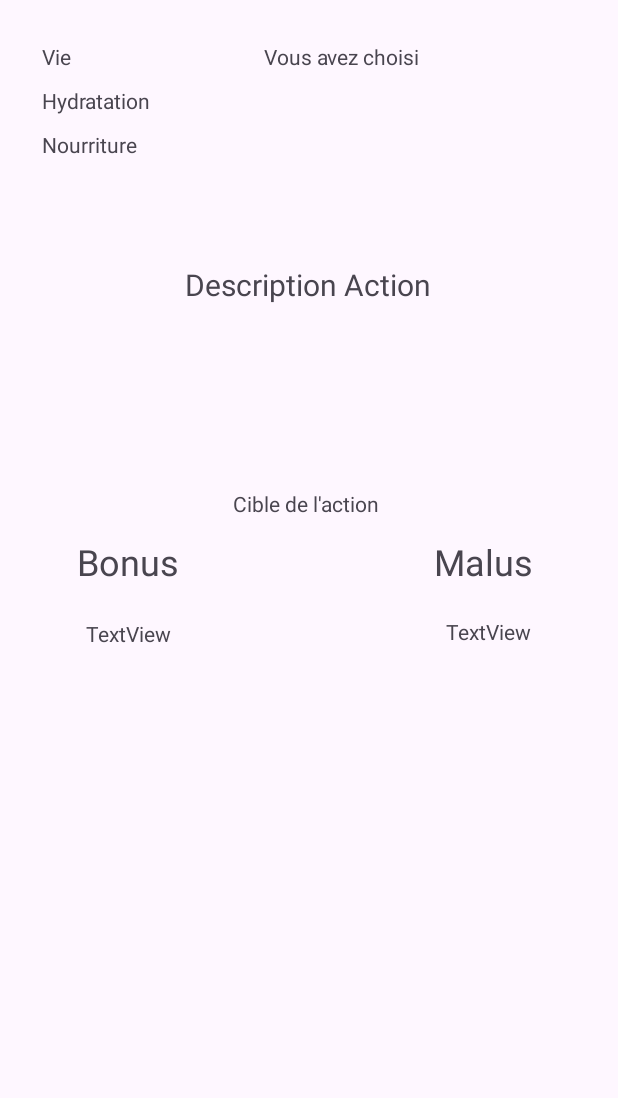
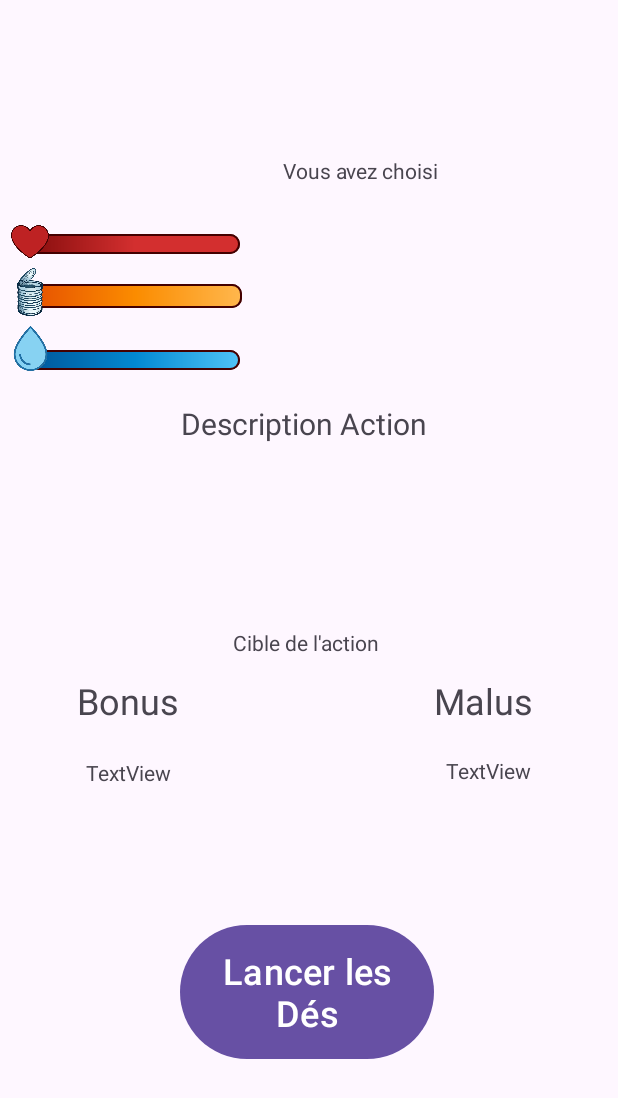
Before and after one commit to MarhadourM/Apocalypse, an Android app: the layout action_view.xml on its own in the app's theme, with its tools: preview values and no code run, on a phone screen of 412 x 824 dp. Shown: the top 1098 px of the screen. Run offline under Robolectric (Android 15) with nearby library versions, the phone set to English and light mode, and no system bars.

Commit message:
suppression des log de sauvgarde + Dernière barre de vie dans le lancer view

```diff
--- a/app/src/main/java/com/example/apocalypse/Game/Sauvgarde.kt
+++ b/app/src/main/java/com/example/apocalypse/Game/Sauvgarde.kt
@@ -11,7 +11,6 @@ object Sauvgarde {
     fun setSauvJoueurNom(context: Context,nom: String){
         val preferences = PreferenceManager.getDefaultSharedPreferences(context)
         val editor  =  preferences.edit()
-
         editor.putString("name", nom)
         editor.apply()
     }
@@ -27,7 +26,6 @@ object Sauvgarde {
     }
 
     fun addSauvNbParties(context: Context){
-        Log.i("sauv","paser dans addSauvNbPartie")
         val preferences = PreferenceManager.getDefaultSharedPreferences(context)
         val editor  =  preferences.edit()
         if(!preferences.contains("nbParties")){
@@ -39,7 +37,6 @@ object Sauvgarde {
     }
 
     fun getSauvNbPartie(context: Context):Int{
-        Log.i("sauv","paser dans getSauvNbPartie")
         val preferences = PreferenceManager.getDefaultSharedPreferences(context)
         val nb = preferences.getInt("nbParties", 0)
         return nb
--- a/app/src/main/java/com/example/apocalypse/LancerDesSensor.kt
+++ b/app/src/main/java/com/example/apocalypse/LancerDesSensor.kt
@@ -62,9 +62,9 @@ class LancerDesSensor : BaseActivity(), SensorEventListener {
 
 
         // init attributs joueur
-        tvPtsVie = findViewById(R.id.tvPtsVie3)
-        tvPtsHydra = findViewById(R.id.tvPtsHydra3)
-        tvPtsSasiete = findViewById(R.id.tvPtsSasiete3)
+        tvPtsVie = findViewById(R.id.progressBarVie4)
+        tvPtsHydra = findViewById(R.id.progressBarHydra4)
+        tvPtsSasiete = findViewById(R.id.progressBarSatiete4)
 
         //init Dés
         imageViewDe1 = findViewById(R.id.ivDe1)
--- a/app/src/main/res/layout/action_view.xml
+++ b/app/src/main/res/layout/action_view.xml
@@ -6,43 +6,88 @@
     android:layout_width="match_parent"
     android:layout_height="match_parent">
 
-    <TextView
-        android:id="@+id/tvPtsVie2"
-        android:layout_width="wrap_content"
-        android:layout_height="wrap_content"
-        android:layout_marginStart="28dp"
-        android:layout_marginTop="28dp"
-        android:text="Vie"
+    <ProgressBar
+        android:id="@+id/progressBarVie3"
+        style="?android:attr/progressBarStyleHorizontal"
+        android:layout_width="140dp"
+        android:layout_height="13dp"
+        android:layout_marginStart="20dp"
+        android:layout_marginTop="156dp"
+        android:background="@drawable/progress_background"
+        android:max="120"
+        android:min="0"
+        android:progress="120"
+        android:progressDrawable="@drawable/progress_vie"
         app:layout_constraintStart_toStartOf="parent"
         app:layout_constraintTop_toTopOf="parent" />
 
-    <TextView
-        android:id="@+id/tvPtsHydra2"
-        android:layout_width="wrap_content"
-        android:layout_height="wrap_content"
-        android:layout_marginTop="10dp"
-        android:text="Hydratation"
-        app:layout_constraintStart_toStartOf="@+id/tvPtsVie2"
-        app:layout_constraintTop_toBottomOf="@+id/tvPtsVie2" />
+    <ProgressBar
+        android:id="@+id/progressBarSatiete3"
+        style="?android:attr/progressBarStyleHorizontal"
+        android:layout_width="141dp"
+        android:layout_height="16dp"
+        android:layout_marginStart="20dp"
+        android:layout_marginTop="20dp"
+        android:background="@drawable/progress_background"
+        android:max="120"
+        android:min="0"
+        android:progress="120"
+        android:progressDrawable="@drawable/progress_satiete"
+        app:layout_constraintStart_toStartOf="parent"
+        app:layout_constraintTop_toBottomOf="@+id/progressBarVie3" />
 
-    <TextView
-        android:id="@+id/tvPtsSasiete2"
-        android:layout_width="wrap_content"
-        android:layout_height="wrap_content"
-        android:layout_marginTop="10dp"
-        android:text="Nourriture"
-        app:layout_constraintStart_toStartOf="@+id/tvPtsHydra2"
-        app:layout_constraintTop_toBottomOf="@+id/tvPtsHydra2" />
+
+    <ImageView
+        android:id="@+id/conserve3"
+        android:layout_width="40dp"
+        android:layout_height="40dp"
+        android:layout_marginTop="5dp"
+        app:layout_constraintStart_toStartOf="parent"
+        app:layout_constraintTop_toBottomOf="@+id/progressBarVie3"
+        app:srcCompat="@drawable/conserve" />
+
+    <ProgressBar
+        android:id="@+id/progressBarHydra3"
+        style="?android:attr/progressBarStyleHorizontal"
+        android:layout_width="140dp"
+        android:layout_height="13dp"
+        android:layout_marginStart="20dp"
+        android:layout_marginTop="64dp"
+        android:background="@drawable/progress_background"
+        android:max="120"
+        android:min="0"
+        android:progress="120"
+        android:progressDrawable="@drawable/progress_hydra"
+        app:layout_constraintStart_toStartOf="parent"
+        app:layout_constraintTop_toBottomOf="@+id/progressBarVie3" />
+    <ImageView
+        android:id="@+id/goutte3"
+        android:layout_width="30dp"
+        android:layout_height="30dp"
+        android:layout_marginStart="5dp"
+        android:layout_marginTop="12dp"
+        app:layout_constraintStart_toStartOf="parent"
+        app:layout_constraintTop_toBottomOf="@+id/progressBarSatiete3"
+        app:srcCompat="@drawable/goutte" />
+
+    <ImageView
+        android:id="@+id/coeur3"
+        android:layout_width="40dp"
+        android:layout_height="40dp"
+        android:layout_marginTop="140dp"
+        app:layout_constraintStart_toStartOf="parent"
+        app:layout_constraintTop_toTopOf="parent"
+        app:srcCompat="@drawable/coeur" />
 
     <Button
         android:id="@+id/buttonLancerDes"
         android:layout_width="169dp"
         android:layout_height="97dp"
         android:layout_marginStart="120dp"
-        android:layout_marginTop="348dp"
+        android:layout_marginTop="250dp"
         android:text="Lancer les Dés"
         android:textSize="24sp"
-        android:visibility="gone"
+        android:visibility="visible"
         app:layout_constraintStart_toStartOf="parent"
         app:layout_constraintTop_toBottomOf="@+id/tvDescriptionAction" />
 
@@ -50,10 +95,10 @@
         android:id="@+id/tvChoixCarteBonus"
         android:layout_width="220dp"
         android:layout_height="63dp"
-        android:layout_marginTop="28dp"
+        android:layout_marginTop="104dp"
         android:text="Vous avez choisi "
         app:layout_constraintEnd_toEndOf="parent"
-        app:layout_constraintHorizontal_bias="0.916"
+        app:layout_constraintHorizontal_bias="0.984"
         app:layout_constraintStart_toStartOf="parent"
         app:layout_constraintTop_toTopOf="parent" />
 
@@ -66,14 +111,14 @@
         android:id="@+id/tvDescriptionAction"
         android:layout_width="364dp"
         android:layout_height="94dp"
-        android:layout_marginTop="70dp"
+        android:layout_marginTop="101dp"
         android:text="Description Action"
         android:textAlignment="center"
         android:textSize="20sp"
         app:layout_constraintEnd_toEndOf="parent"
-        app:layout_constraintHorizontal_bias="0.489"
+        app:layout_constraintHorizontal_bias="0.425"
         app:layout_constraintStart_toStartOf="parent"
-        app:layout_constraintTop_toBottomOf="@+id/tvPtsSasiete2" />
+        app:layout_constraintTop_toBottomOf="@+id/tvChoixCarteBonus" />
 
     <TextView
         android:id="@+id/tvCible"
--- a/app/src/main/res/layout/activity_intro_game_view.xml
+++ b/app/src/main/res/layout/activity_intro_game_view.xml
@@ -119,7 +119,7 @@
         app:layout_constraintTop_toTopOf="parent" />
 
     <ImageView
-        android:id="@+id/imageView2"
+        android:id="@+id/coeur"
         android:layout_width="40dp"
         android:layout_height="40dp"
         android:layout_marginTop="80dp"
@@ -128,7 +128,7 @@
         app:srcCompat="@drawable/coeur" />
 
     <ImageView
-        android:id="@+id/imageView"
+        android:id="@+id/goutte"
         android:layout_width="30dp"
         android:layout_height="30dp"
         android:layout_marginStart="5dp"
@@ -138,7 +138,7 @@
         app:srcCompat="@drawable/goutte" />
 
     <ImageView
-        android:id="@+id/imageView4"
+        android:id="@+id/conserve"
         android:layout_width="40dp"
         android:layout_height="40dp"
         app:layout_constraintStart_toStartOf="parent"
```
Also changed, not shown: app/src/main/java/com/example/apocalypse/ActionView.kt (+5 -4 lines), app/src/main/res/layout/activity_lancer_des.xml (+72 -24 lines), app/src/main/res/layout/choix_view.xml (+5 -3 lines).
